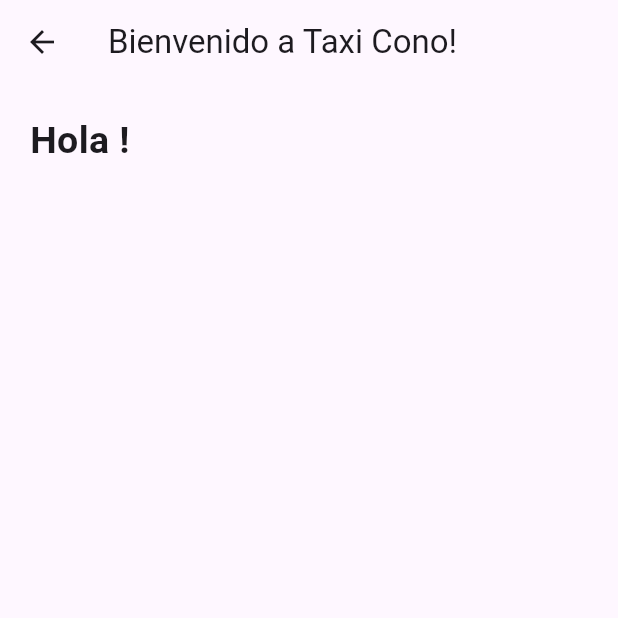
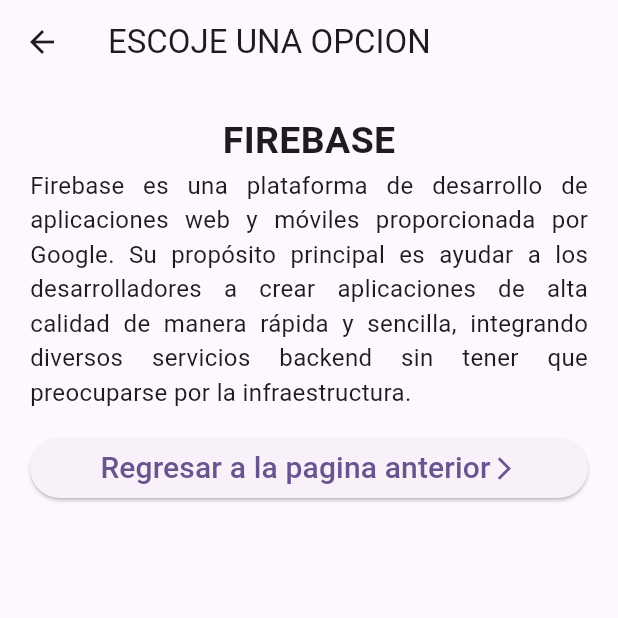
Before and after one commit to Abrilskop/Flutter-UI-Navigation, a Flutter app: the screen it shows after launch, after a tap on "Empieza ya!", on a phone screen of 412 x 824 dp, the top half of it. Run offline on Flutter 3.47's test engine with Material 3 defaults, Android fonts, the phone set to English and light mode, and no system bars.

Commit message:
feat: add actividad 4

```diff
--- a/lib/main.dart
+++ b/lib/main.dart
@@ -11,13 +11,13 @@
   @override
   Widget build(BuildContext context) {
     return MaterialApp(
-      title: 'Flutter DEMO',
+      title: 'NOTITAS UWU',
       debugShowCheckedModeBanner: false, // Título de la aplicación
       theme: ThemeData(
         colorScheme: ColorScheme.fromSeed(seedColor: Colors.deepPurple),
         useMaterial3: true,
       ),
-      home: const MyHomePage(title: 'TAXI CONO'),
+      home: const MyHomePage(title: 'NOTITAS UWU'),
     );
   }
 }
--- a/lib/pages/pagina02.dart
+++ b/lib/pages/pagina02.dart
@@ -7,19 +7,26 @@
   Widget build(BuildContext context){
     return Scaffold(
       appBar: AppBar(
-        title: Text("Bienvenido a Taxi Cono!"),
+        title: Text("ESCOJE UNA OPCION"),
       ),
       body: Padding(
         padding: const EdgeInsets.all(20),
         child: Column(
           children: [
-            Text(
-               "Hola !",
-              style: TextStyle(fontSize: 25, fontWeight: FontWeight.bold),
-            )
+            Text("FIREBASE", style: TextStyle(fontSize: 25, fontWeight: FontWeight.bold),),
+            Text("Firebase es una plataforma de desarrollo de aplicaciones web y móviles proporcionada por Google. Su propósito principal es ayudar a los desarrolladores a crear aplicaciones de alta calidad de manera rápida y sencilla, integrando diversos servicios backend sin tener que preocuparse por la infraestructura.", style: TextStyle(fontSize: 16), textAlign: TextAlign.justify,),
+            SizedBox(height: 15,),
+            ElevatedButton(
+                  child: Row(mainAxisAlignment: MainAxisAlignment.center, children: [
+                    Text("Regresar a la pagina anterior", style: TextStyle(fontSize: 20),),
+                    Icon(Icons.arrow_forward_ios)
+                  ]),
+                  onPressed: () =>{
+                    Navigator.pop(context)
+                  })
           ],
         ),
-        ),
+      ),
     );
   }
 }
```
